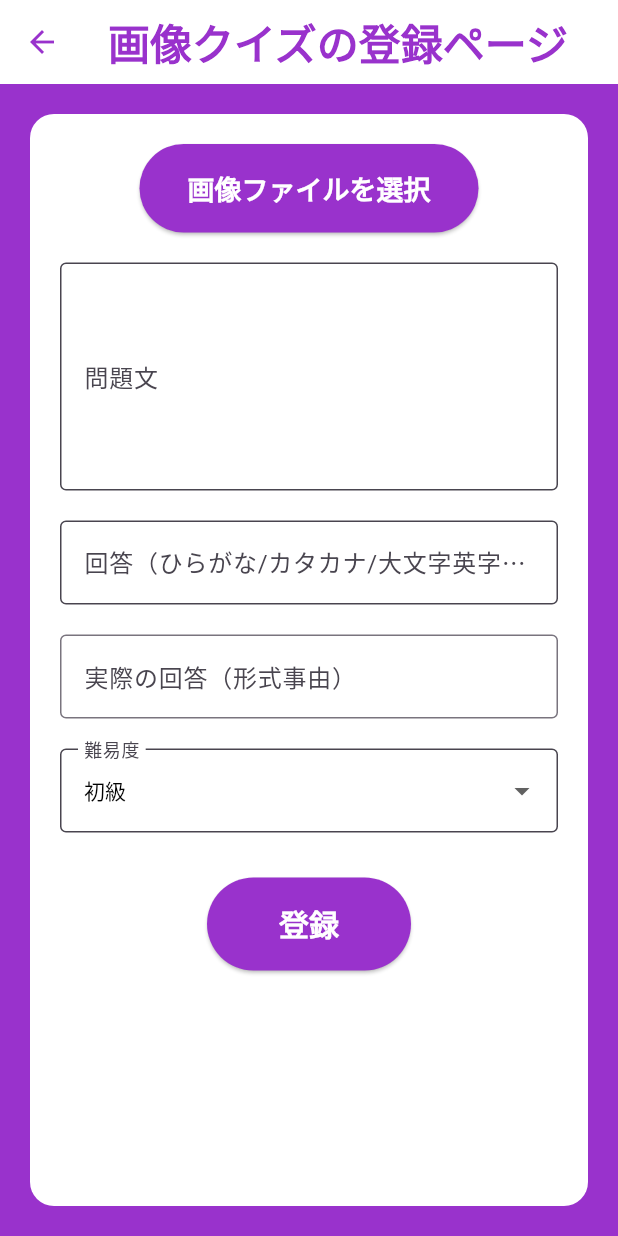
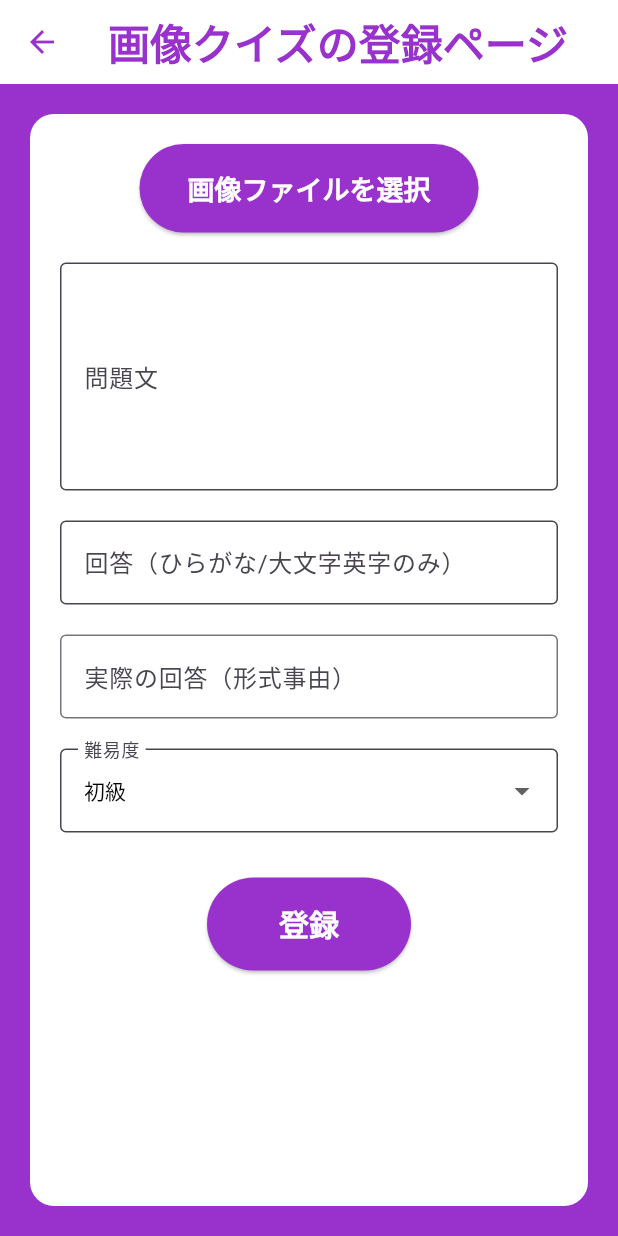
Before and after one commit to kota2929/flutternoyatu, a Flutter app: the QuizRegisterImagePage screen opened directly, on a phone screen of 412 x 824 dp. Run offline on Flutter 3.47's test engine with Material 3 defaults, Android fonts, the phone set to English and light mode, and no system bars; our stand-ins replace audioplayers, file_picker, just_audio, sqflite; missing offline and left inert: dart:html; accounts and stored records are empty; network calls fail; Roboto replaces fonts that are missing (PixelMplus).

Commit message:
回答入力部分のラベルを変更

```diff
--- a/flutter_application_1/lib/CreateimageQuiz.dart
+++ b/flutter_application_1/lib/CreateimageQuiz.dart
@@ -167,7 +167,7 @@ Widget build(BuildContext context) {
                 color: Colors.black,
               ),
               decoration: const InputDecoration(
-                labelText: "回答（ひらがな/カタカナ/大文字英字のみ）",
+                labelText: "回答（ひらがな/大文字英字のみ）",
                 labelStyle: TextStyle(fontFamily: 'PixelMplus'),
                 border: OutlineInputBorder(),
                 fillColor: Colors.white,
```
